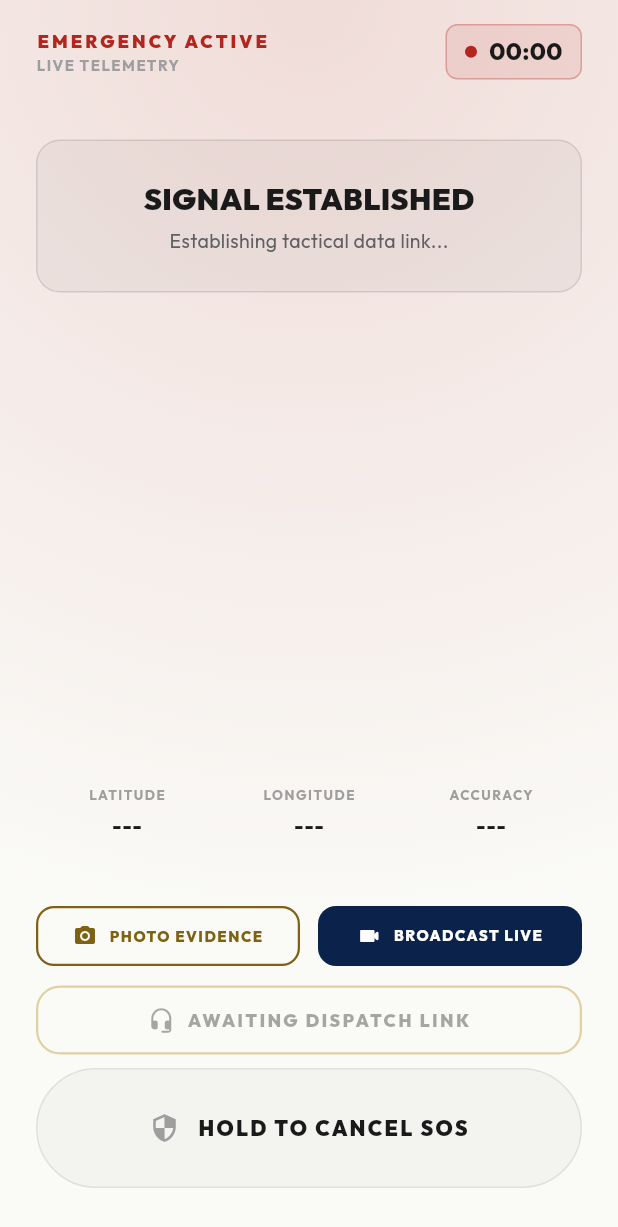
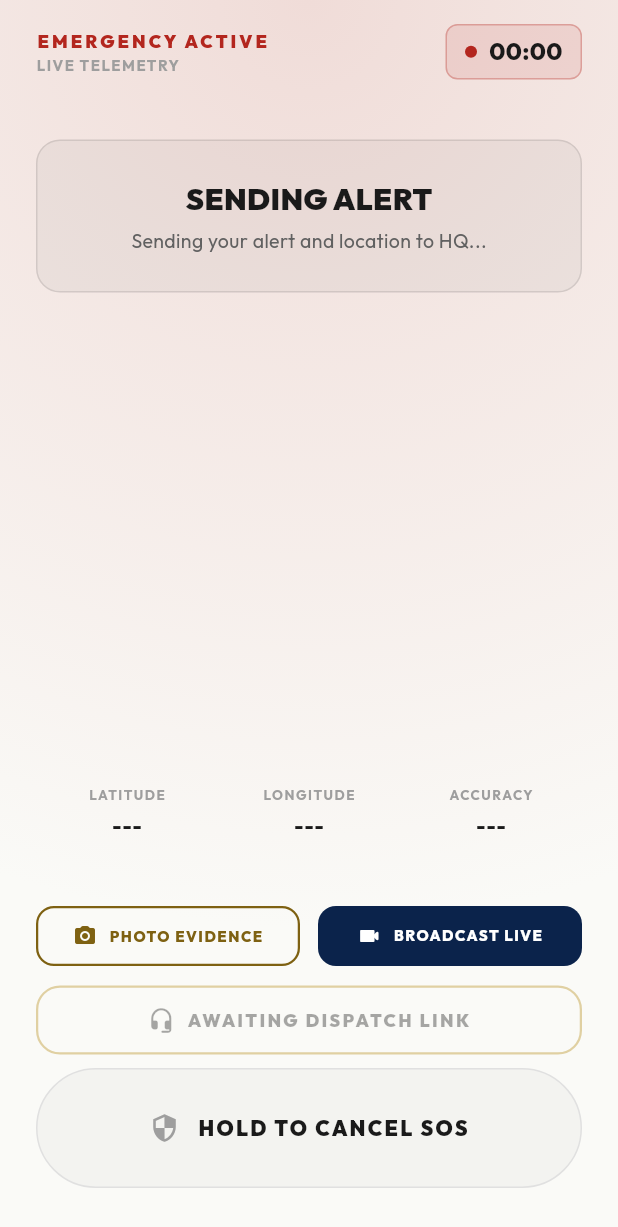
Before and after one commit to KusuConsult-NG/Rainbow, a Flutter app: the EmergencyActiveScreen screen opened by its route, on a phone screen of 412 x 824 dp. Shown: the top 1227 px of the screen. Run offline on Flutter 3.47's test engine with Material 3 defaults, Android fonts, the phone set to English and light mode, and no system bars; our stand-ins replace battery_plus, connectivity_plus, flutter_dotenv, flutter_map, flutter_riverpod, flutter_secure_storage and 16 more; missing offline and left inert: flutter_background_service, flutter_webrtc, onesignal_flutter, pointycastle, record; accounts and stored records are empty.

Commit message:
SOS: say what HQ actually has, and stay quiet during a silent SOS
The emergency screen read SIGNAL ESTABLISHED, then 'Command HQ notified'
two seconds after opening, whether the alert had been sent, queued on
the phone or refused. It now shows SENDING ALERT while the write is in
flight, ALERT RECEIVED once the server has it, and NOT CONFIRMED BY HQ
YET when the write finished without a server id.

The dispatcher chat read every incoming message aloud, on the
loudspeaker by default. During a Silent SOS it no longer speaks; the
message still shows on screen.

Co-Authored-By: Claude Opus 5.5 <noreply@anthropic.com>
Claude-Session: https://claude.ai/code/session_01LT5Eb4ho3oUqBbrgt89tex

```diff
--- a/lib/features/emergency/emergency_active_screen.dart
+++ b/lib/features/emergency/emergency_active_screen.dart
@@ -540,7 +540,8 @@ class _EmergencyActiveScreenState extends ConsumerState<EmergencyActiveScreen>
   }
 
   Widget _buildStatusCard() {
-    final alertId = ref.watch(emergencyProvider).alertId;
+    final emergency = ref.watch(emergencyProvider);
+    final alertId = emergency.alertId;
     return Container(
       width: double.infinity,
       padding: const EdgeInsets.all(24),
@@ -553,9 +554,22 @@ class _EmergencyActiveScreenState extends ConsumerState<EmergencyActiveScreen>
                 .eq('id', alertId)
             : const Stream.empty(),
         builder: (context, snapshot) {
-          var statusText = _t('eme_link_establishing');
-          var statusTitle = _t('eme_signal_established');
+          // Until the server has the alert, say what is actually true.
+          // It used to read "SIGNAL ESTABLISHED", and after two seconds
+          // "Command HQ notified", whether or not anything had been sent —
+          // including when the alert had only been queued on the phone.
+          var statusTitle = _t('eme_sending');
+          var statusText = _t('eme_sending_desc');
           var titleColor = AppColors.onBackground;
+          if (alertId == null && emergency.sendFinished) {
+            statusTitle = _t('eme_not_confirmed');
+            statusText = _t('eme_not_confirmed_desc');
+            titleColor = AppColors.warning;
+          } else if (alertId != null) {
+            statusTitle = _t('eme_received');
+            statusText = _t('eme_broadcasting_triaging');
+            titleColor = AppColors.primary;
+          }
 
           if (snapshot.hasData && snapshot.data!.isNotEmpty) {
             final alert = snapshot.data!.first;
@@ -581,10 +595,6 @@ class _EmergencyActiveScreenState extends ConsumerState<EmergencyActiveScreen>
               statusText = _t('eme_broadcasting_triaging');
               titleColor = AppColors.primary;
             }
-          } else if (_showMap) {
-            statusTitle = _t('eme_broadcasting');
-            statusText = _t('eme_broadcasting_notified');
-            titleColor = AppColors.primary;
           }
 
           return Column(
--- a/lib/providers/emergency_provider.dart
+++ b/lib/providers/emergency_provider.dart
@@ -123,6 +123,11 @@ class EmergencyNotifier extends Notifier<EmergencyState> {
       state = state.copyWith(
         errorMessage: 'Alert delayed — stay on screen, tracking active.',
       );
+    }
+    // A cancel that landed while the write was in flight has already reset
+    // the state; do not resurrect it.
+    if (state.isEmergencyActive) {
+      state = state.copyWith(sendFinished: true);
     }
 
     // Redundant out-of-band nudge to the HQ dispatch line, for the case where
--- a/lib/shared/localization/translations.dart
+++ b/lib/shared/localization/translations.dart
@@ -564,10 +564,30 @@ class Translations {
       AppLanguage.hausa: 'An tura kiran dauki · Cibiyar umarni na duba shi...',
       AppLanguage.pidgin: 'Alert done go · Command HQ dey check am...',
     },
-    'eme_broadcasting_notified': {
-      AppLanguage.english: 'Emergency alert active · Command HQ notified',
-      AppLanguage.hausa: 'Kiran dauki na gudana · An sanar da cibiyar umarni',
-      AppLanguage.pidgin: 'Emergency dey on · Command HQ know',
+    'eme_sending': {
+      AppLanguage.english: 'SENDING ALERT',
+      AppLanguage.hausa: 'ANA TURA KIRAN DAUKI',
+      AppLanguage.pidgin: 'WE DEY SEND ALERT',
+    },
+    'eme_sending_desc': {
+      AppLanguage.english: 'Sending your alert and location to HQ...',
+      AppLanguage.hausa: 'Ana tura kiran dauki da wurinka zuwa cibiyar umarni...',
+      AppLanguage.pidgin: 'We dey send your alert and where you dey go HQ...',
+    },
+    'eme_received': {
+      AppLanguage.english: 'ALERT RECEIVED',
+      AppLanguage.hausa: 'AN KARBI KIRAN DAUKI',
+      AppLanguage.pidgin: 'HQ DON GET THE ALERT',
+    },
+    'eme_not_confirmed': {
+      AppLanguage.english: 'NOT CONFIRMED BY HQ YET',
+      AppLanguage.hausa: 'CIBIYAR UMARNI BA TA TABBATAR BA TUKUNA',
+      AppLanguage.pidgin: 'HQ NEVER CONFIRM AM YET',
+    },
+    'eme_not_confirmed_desc': {
+      AppLanguage.english: 'Saved on this phone and retrying when there is a connection. Your location is still being recorded.',
+      AppLanguage.hausa: 'An ajiye a wayar nan, za a sake turawa idan an samu sadarwa. Ana ci gaba da daukar wurinka.',
+      AppLanguage.pidgin: 'E dey save for this phone and e go send again when network come. We still dey record where you dey.',
     },
     'eme_scanning': {
       AppLanguage.english: 'SCANNING FOR SIGNAL...',
```
Also changed, not shown: lib/core/models/emergency_state.dart (+9 -0 lines), lib/features/citizen/dispatcher_chat_screen.dart (+7 -1 lines), 1 other file.
